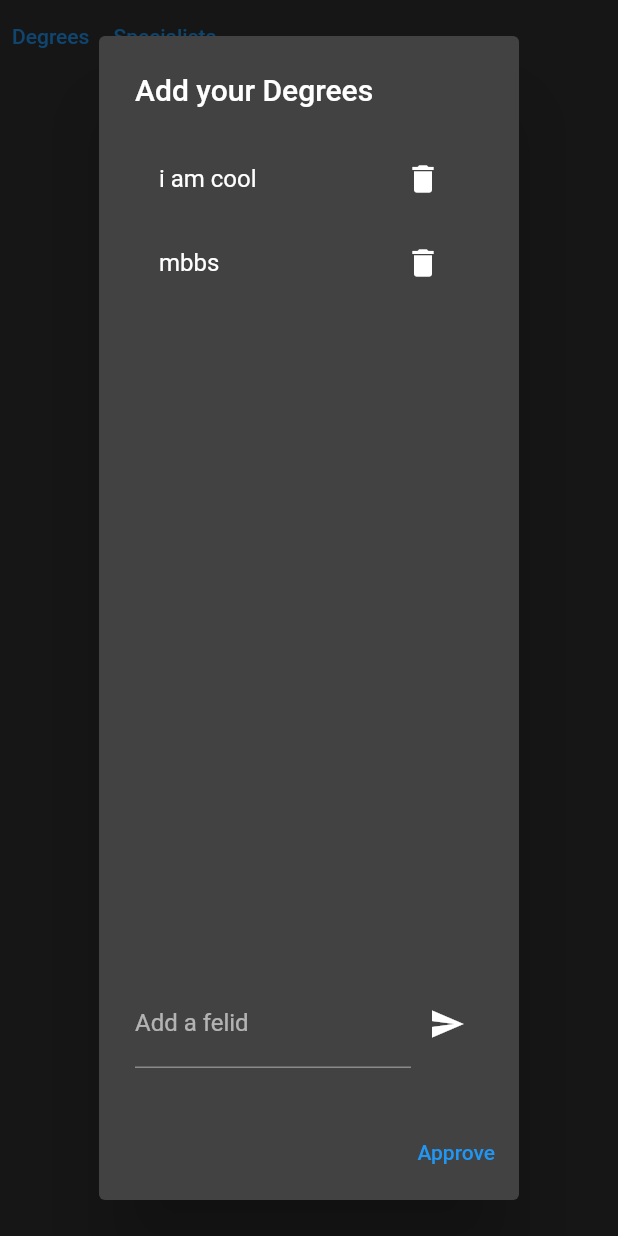
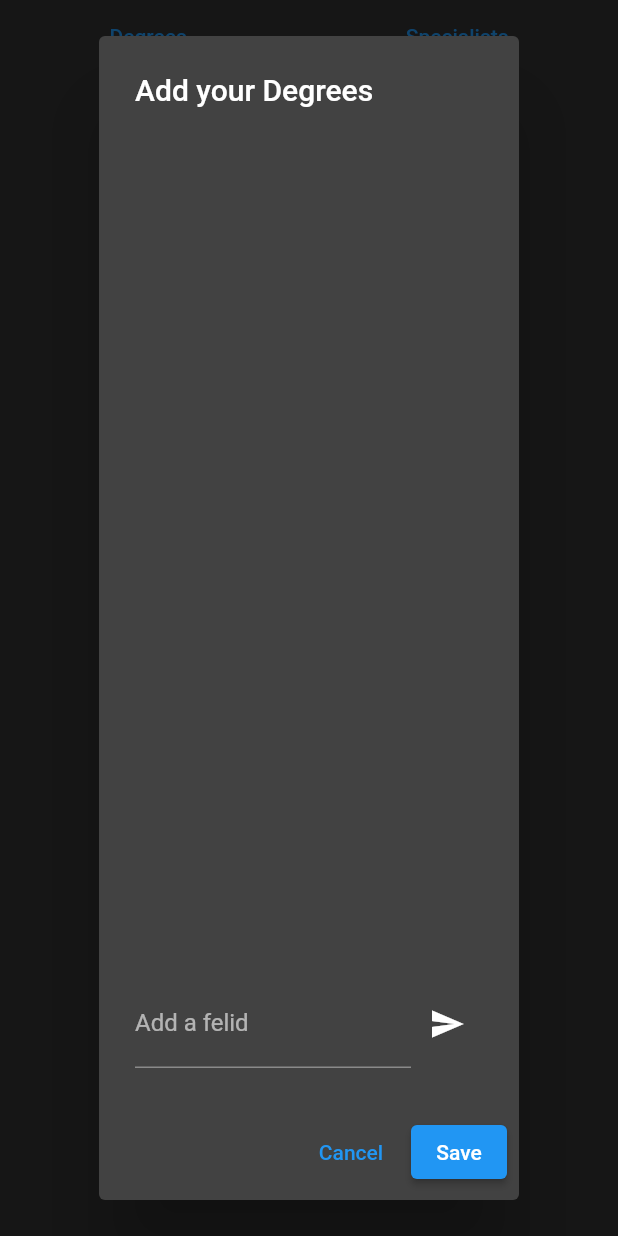
Before and after one commit to 7abhisheknn/health_assistant_app, a Flutter app: the ListAdder widget shown alone on an empty page, opened directly with empty values, after a tap on "Degrees", on a phone screen of 412 x 824 dp. Run offline on Flutter 3.47's test engine with Material 2 defaults, Android fonts, the phone set to English and light mode, and no system bars; our stand-ins replace cloud_firestore, firebase_auth, firebase_core, firebase_storage, image_picker; accounts and stored records are empty.

Commit message:
doctor login with adding lists

```diff
--- a/lib/pages/auth_page.dart
+++ b/lib/pages/auth_page.dart
@@ -24,6 +24,7 @@ class _AuthPageState extends State<AuthPage> {
     bool isLogin,
     bool isDoctor,
     List<String> degree,
+    List<String> specialist,
   ) async {
     UserCredential? authResult;
     try {
@@ -52,6 +53,7 @@ class _AuthPageState extends State<AuthPage> {
           'email': email,
           'image_url': url,
           if (isDoctor) 'degree': degree,
+          if (isDoctor) 'specialist': specialist
         });
       }
     } on Exception catch (e) {
--- a/lib/widgets/auth/auth_form.dart
+++ b/lib/widgets/auth/auth_form.dart
@@ -15,6 +15,7 @@ class AuthForm extends StatefulWidget {
     bool isLogin,
     bool isDoctor,
     List<String> degree,
+    List<String> specialist,
   ) submitFn;
 
   // AuthForm(this.submitFn, this.isLoading, {Key? key}) : super(key: key);
@@ -75,6 +76,7 @@ class _AuthFormState extends State<AuthForm> {
       _isLogin,
       _isDoctor,
       _degree,
+      _specialist,
     );
   }
 
--- a/lib/widgets/auth/list_adder.dart
+++ b/lib/widgets/auth/list_adder.dart
@@ -13,10 +13,7 @@ class ListAdder extends StatefulWidget {
 class _ListAdderState extends State<ListAdder> {
   final _controller = TextEditingController();
   String _enteredText = '';
-  List<List<String>> list = [
-    ['i am cool', 'mbbs'],
-    ['heart', 'lungs']
-  ];
+  List<List<String>> list = [[], []];
   Future<void> _listAdder(
       BuildContext context, Text title, int i, Function f) async {
     return showDialog(
@@ -76,11 +73,18 @@ class _ListAdderState extends State<ListAdder> {
             }),
             actions: <Widget>[
               TextButton(
-                child: const Text('Approve'),
+                child: const Text('Cancel'),
                 onPressed: () {
                   Navigator.of(context).pop();
                 },
               ),
+              ElevatedButton(
+                onPressed: () {
+                  f(list[i]);
+                  Navigator.of(context).pop();
+                },
+                child: const Text("Save"),
+              )
             ],
           );
         });
@@ -89,6 +93,7 @@ class _ListAdderState extends State<ListAdder> {
   @override
   Widget build(BuildContext context) {
     return Row(
+      mainAxisAlignment: MainAxisAlignment.spaceAround,
       children: [
         TextButton(
             onPressed: () {
```
